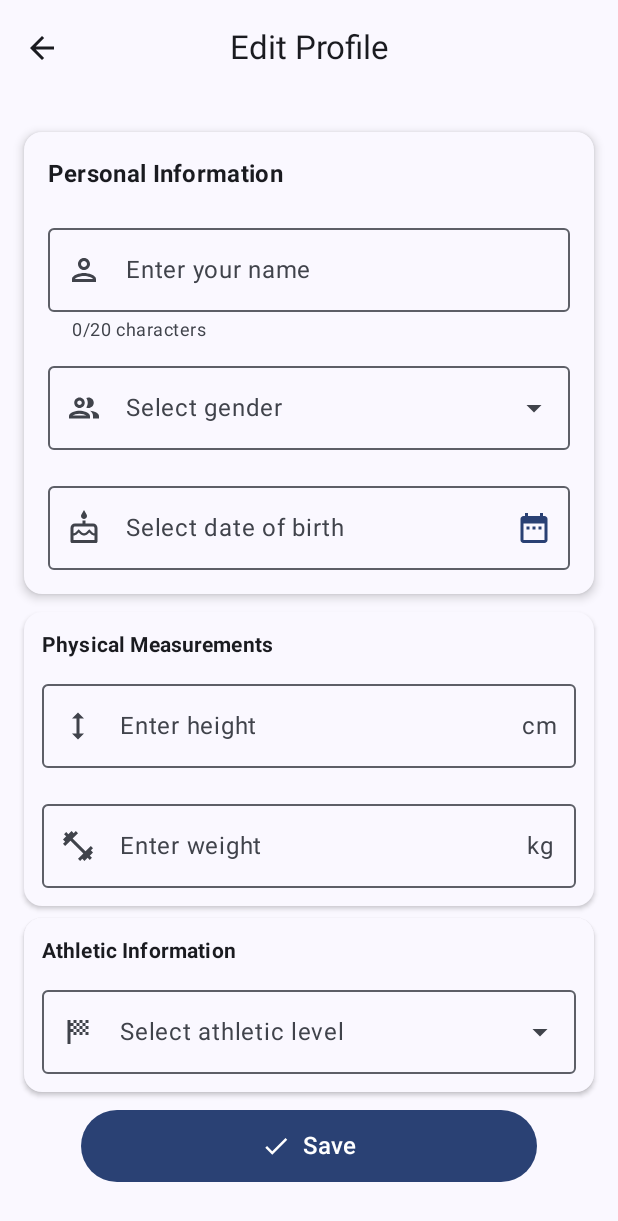
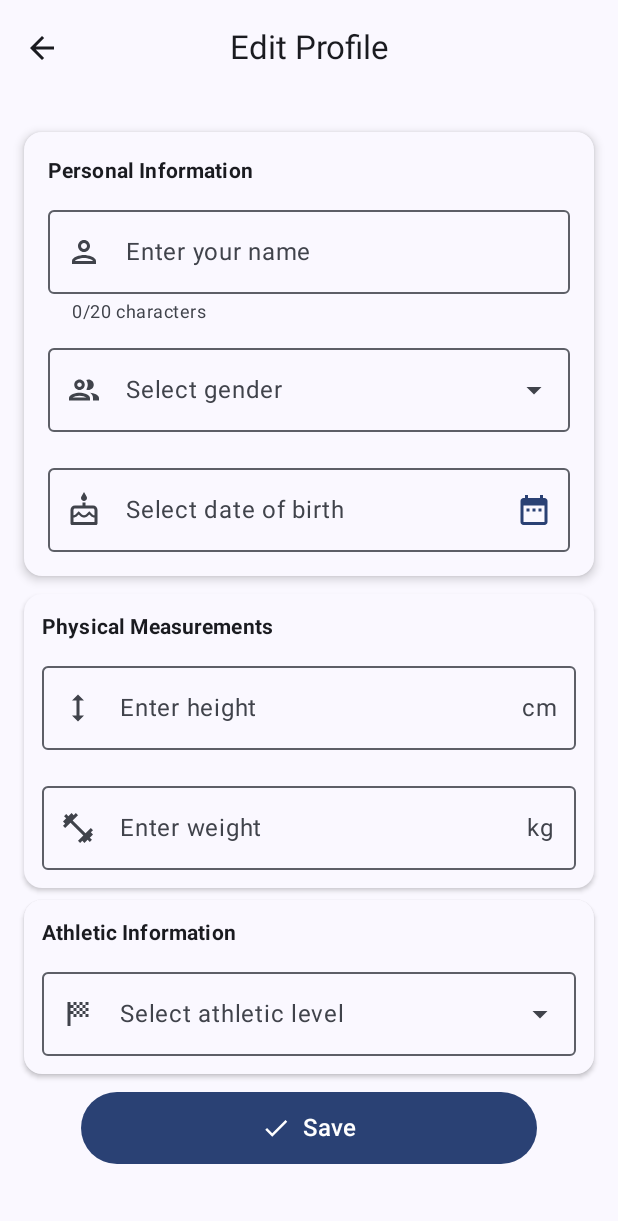
Before and after one commit to PiotrKedz/KPZ25_CORE2, an Android app built with Jetpack Compose: the ProfileActivity screen opened directly, with no data from a screen before it, after a tap on "Edit Profile", on a phone screen of 412 x 824 dp. Shown: the top 1221 px of the screen. Run offline under Robolectric (Android 15) with nearby library versions, the phone set to English and light mode, and no system bars.

Commit message:
another one

```diff
--- a/app/src/main/java/com/example/innertemp/ProfileActivity.kt
+++ b/app/src/main/java/com/example/innertemp/ProfileActivity.kt
@@ -171,7 +171,6 @@ fun ProfileScreen(onBack: () -> Unit) {
                     )
                 },
                 actions = {
-                    // Only show settings icon when not in edit mode
                     if (!isEditMode) {
                         IconButton(onClick = {
                             context.startActivity(android.content.Intent(context, SettingsActivity::class.java))
@@ -182,7 +181,6 @@ fun ProfileScreen(onBack: () -> Unit) {
                             )
                         }
                     } else {
-                        // Empty spacer to maintain layout consistency in edit mode
                         Spacer(modifier = Modifier.size(48.dp))
                     }
                 },
@@ -224,14 +222,13 @@ fun ProfileScreen(onBack: () -> Unit) {
                         .fillMaxWidth()
                         .padding(16.dp)
                 ) {
+                    Text(
+                        "Personal Information",
+                        style = MaterialTheme.typography.titleSmall,
+                        fontWeight = FontWeight.Bold,
+                        modifier = Modifier.padding(bottom = 8.dp)
+                    )
                     if (isEditMode) {
-                        Text(
-                            "Personal Information",
-                            style = MaterialTheme.typography.titleMedium,
-                            fontWeight = FontWeight.Bold,
-                            modifier = Modifier.padding(bottom = 16.dp)
-                        )
-
                         OutlinedTextField(
                             value = name,
                             onValueChange = {
--- a/app/src/main/java/com/example/innertemp/SettingsActivity.kt
+++ b/app/src/main/java/com/example/innertemp/SettingsActivity.kt
@@ -104,7 +104,7 @@ fun SettingsScreen(onBack: () -> Unit, onThemeChanged: () -> Unit) {
                     }
                 },
                 actions = {
-                    IconButton(onClick = { /* Do nothing */ }) {
+                    IconButton(onClick = { }) {
                         Icon(
                             imageVector = Icons.Filled.ArrowBack,
                             contentDescription = null,
```
Also changed, not shown: 151 other files.
